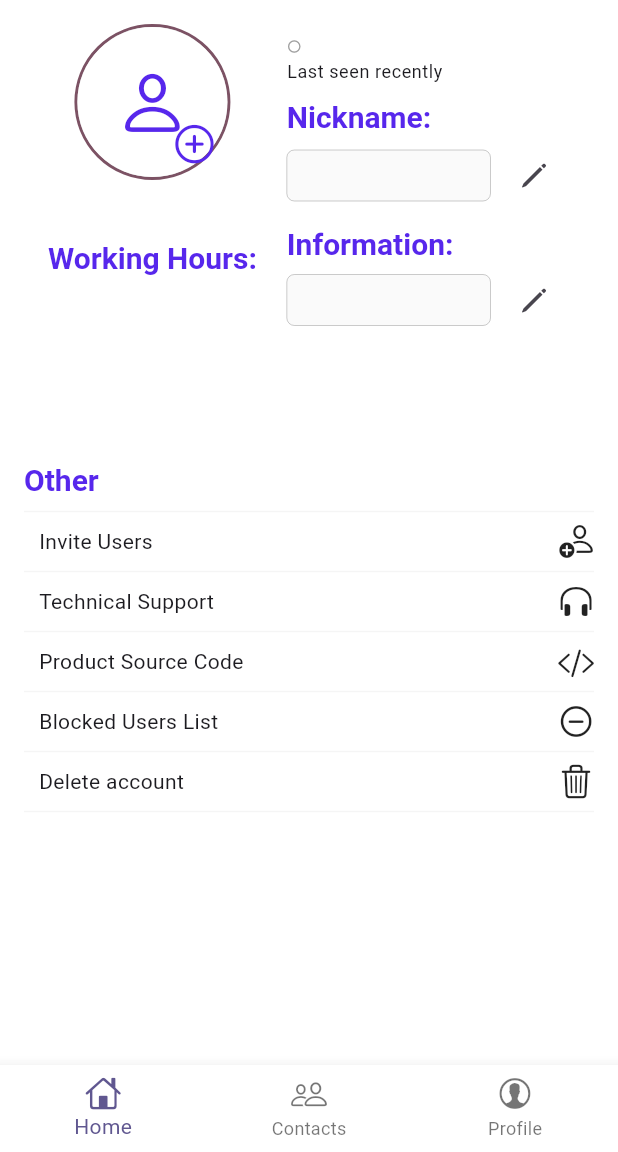
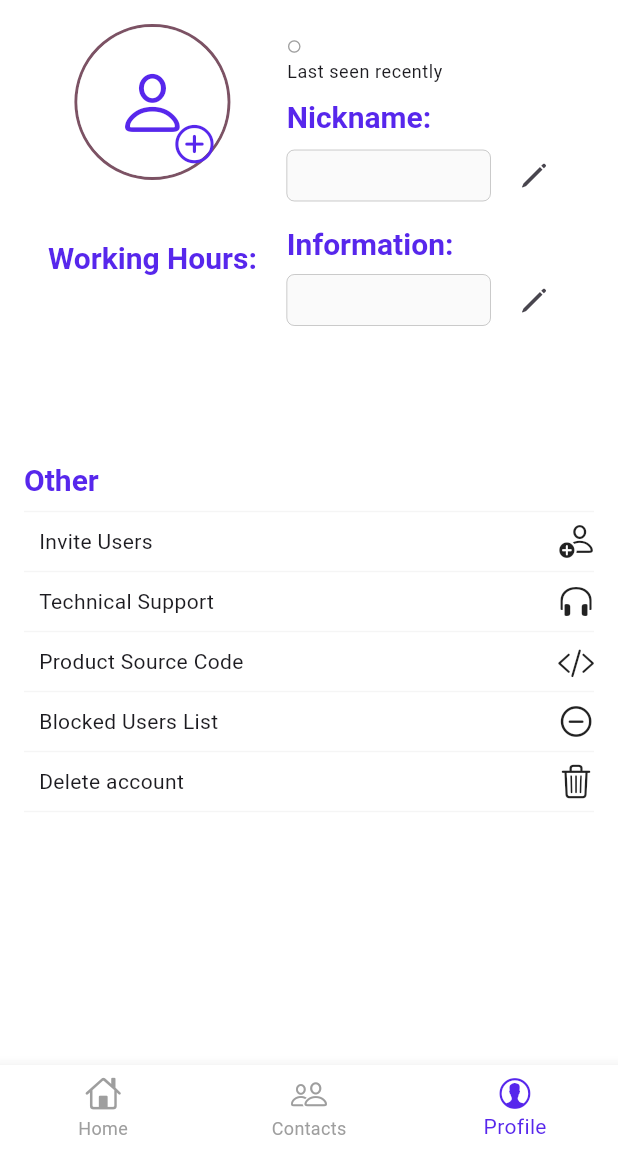
Before and after one commit to EgorSborschikov/ComfortConfy, a Flutter app: the ProfilePage screen opened directly, on a phone screen of 412 x 824 dp, the part 84-1236 px from its top. Run offline on Flutter 3.47's test engine with Material 3 defaults, Android fonts, the phone set to English and light mode, and no system bars; our stand-ins replace flutter_svg, image_picker, shared_preferences; missing offline and left inert: clipboard; accounts and stored records are empty; generated files the repository leaves out were written again; network calls fail; Roboto replaces fonts that are missing (Ubuntu).

Commit message:
fixed bugs with the navigation bar

```diff
--- a/lib/mobile/components/bars/bottom_navigation_bars/general_navigation_bottom_bar.dart
+++ b/lib/mobile/components/bars/bottom_navigation_bars/general_navigation_bottom_bar.dart
@@ -6,14 +6,22 @@ import '../../../pages/contacts/contacts_page.dart';
 import 'package:flutter_gen/gen_l10n/app_localizations.dart';
 
 class GeneralBottomNavigationBar extends StatefulWidget {
-  const GeneralBottomNavigationBar({super.key});
+  final int initialIndex;
+
+  const GeneralBottomNavigationBar({super.key, required this.initialIndex});
 
   @override
   _GeneralBottomNavigationBarState createState() => _GeneralBottomNavigationBarState();
 }
 
 class _GeneralBottomNavigationBarState extends State<GeneralBottomNavigationBar> {
-  int _selectedIndex = 0;
+  late int _selectedIndex;
+
+  @override
+  void initState() {
+    super.initState();
+    _selectedIndex = widget.initialIndex;
+  }
 
   final List<Widget> _pages = [
     const HomePage(),
@@ -57,6 +65,8 @@ class _GeneralBottomNavigationBarState extends State<GeneralBottomNavigationBar>
         ),
       ],
       backgroundColor: Theme.of(context).scaffoldBackgroundColor,
+      selectedItemColor: const Color(0xFF5727EC),
+      unselectedItemColor: Colors.grey,
     );
   }
 
--- a/lib/mobile/pages/profile/profile_page.dart
+++ b/lib/mobile/pages/profile/profile_page.dart
@@ -20,6 +20,8 @@ class ProfilePage extends StatefulWidget {
 }
 
 class _ProfilePageState extends State<ProfilePage> {
+  int _selectedIndex = 2;
+
   String nickname = '';
   String information = '';
   String workingHours = '';
@@ -76,7 +78,7 @@ class _ProfilePageState extends State<ProfilePage> {
   Widget build(BuildContext context) {
     return Scaffold(
       appBar: const GeneralAppBar(),
-      bottomNavigationBar: const GeneralBottomNavigationBar(),
+      bottomNavigationBar: GeneralBottomNavigationBar(initialIndex: _selectedIndex),
       body: SafeArea(
         child: Padding(
           padding: const EdgeInsets.symmetric(horizontal: 16.0),
--- a/lib/mobile/pages/search/search_users_page.dart
+++ b/lib/mobile/pages/search/search_users_page.dart
@@ -1,3 +1,4 @@
+import 'package:comfort_confy/mobile/components/bars/app_bars/specific/app_bar_with_back_row_button.dart';
 import 'package:comfort_confy/mobile/models/users_data_model.dart';
 import 'package:comfort_confy/server/services/search_services/search_user_service.dart';
 import 'package:flutter/cupertino.dart';
@@ -42,8 +43,7 @@ class _SearchUsersPageState extends State<SearchUsersPage> {
   @override
   Widget build(BuildContext context) {
     return Scaffold(
-      appBar: const GeneralAppBar(),
-      bottomNavigationBar: const GeneralBottomNavigationBar(),
+      appBar: const AppBarWithBackRowButton(),
       body: SafeArea(
         child: Padding(
           padding: const EdgeInsets.symmetric(horizontal: 16.0),
```
Also changed, not shown: lib/mobile/components/bars/app_bars/specific/app_bar_with_back_row_button.dart (added, +78 -0 lines), lib/mobile/pages/contacts/contacts_page.dart (+8 -2 lines), lib/mobile/pages/home/home_page.dart (+10 -2 lines), lib/mobile/pages/profile_settings/setting_page.dart (+10 -3 lines).
